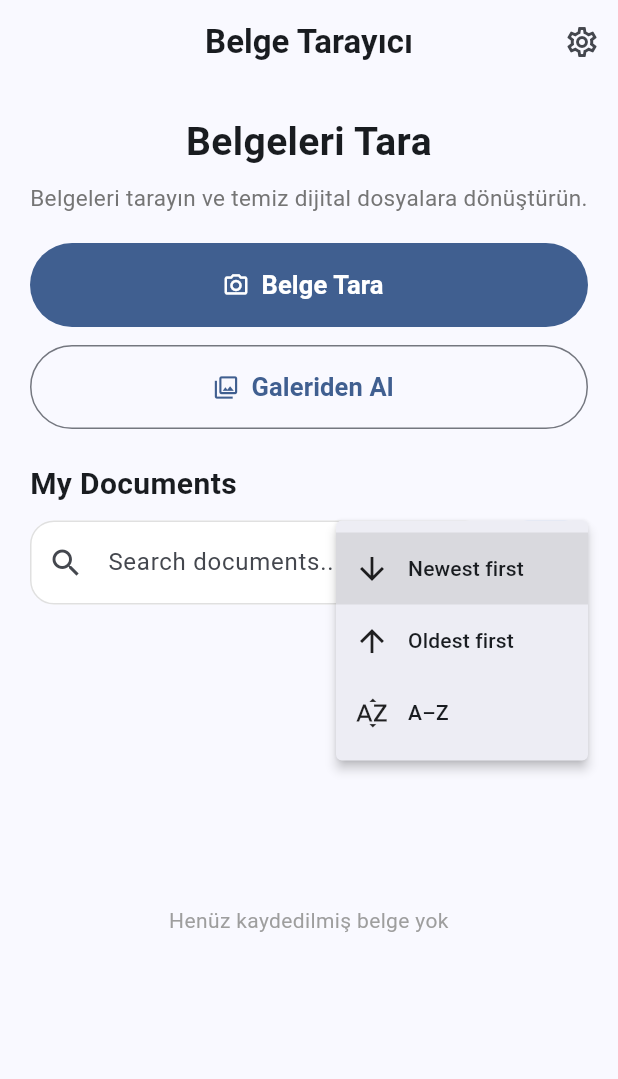
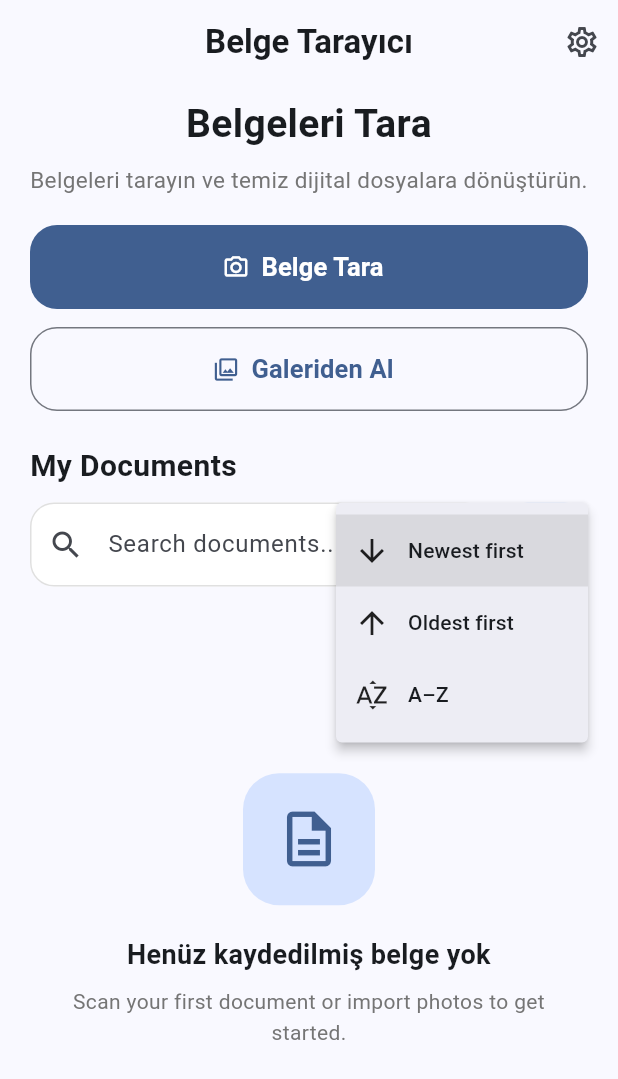
Before and after one commit to serhatcetin-kral/scanner, a Flutter app: the screen it shows after launch, after a tap on "🇹🇷", after a tap on "Devam Et", after a tap on the "sort" icon, on a phone screen of 412 x 824 dp. Shown: the top 1079 px of the screen. Run offline on Flutter 3.47's test engine with Material 3 defaults, Android fonts, the phone set to English and light mode, and no system bars; drawn by our look-alikes of upgrader; our stand-ins replace google_mobile_ads, image_cropper, image_picker, in_app_review, pdf, share_plus and 1 more; missing offline and left inert: flutter_doc_scanner; network calls fail; statements that could not run were skipped.

```diff
--- a/lib/main.dart
+++ b/lib/main.dart
@@ -19,12 +19,13 @@ import 'services/document_storage_service.dart';
 import 'services/app_prompt_service.dart';
 import 'package:upgrader/upgrader.dart';
 import 'package:flutter/services.dart';
-import 'package:google_mobile_ads/google_mobile_ads.dart';
+
 import 'widgets/banner_ad_widget.dart';
+import 'services/ad_consent_service.dart';
 Future<void> main() async {
   WidgetsFlutterBinding.ensureInitialized();
 
-  await MobileAds.instance.initialize();
+  await AdConsentService.initialize();
 
   // 📱 Keep the app in portrait mode only
   await SystemChrome.setPreferredOrientations([
@@ -955,13 +956,56 @@ class _ScannerHomeScreenState
     if (_documents.isEmpty) {
       return Expanded(
         child: Center(
-          child: Text(
-            l10n.noDocuments,
-            textAlign:
-            TextAlign.center,
-            style: TextStyle(
-              color:
-              Colors.grey.shade500,
+          child: Padding(
+            padding: const EdgeInsets.symmetric(
+              horizontal: 24,
+              vertical: 20,
+            ),
+            child: Column(
+              mainAxisSize: MainAxisSize.min,
+              children: [
+                Container(
+                  width: 88,
+                  height: 88,
+                  decoration: BoxDecoration(
+                    color: Theme.of(context)
+                        .colorScheme
+                        .primaryContainer,
+                    borderRadius: BorderRadius.circular(24),
+                  ),
+                  child: Icon(
+                    Icons.description_outlined,
+                    size: 44,
+                    color: Theme.of(context)
+                        .colorScheme
+                        .primary,
+                  ),
+                ),
+
+                const SizedBox(height: 20),
+
+                Text(
+                  l10n.noDocuments,
+                  textAlign: TextAlign.center,
+                  style: const TextStyle(
+                    fontSize: 18,
+                    fontWeight: FontWeight.w600,
+                  ),
+                ),
+
+                const SizedBox(height: 8),
+
+                Text(
+                  'Scan your first document or import photos '
+                      'to get started.',
+                  textAlign: TextAlign.center,
+                  style: TextStyle(
+                    fontSize: 14,
+                    height: 1.5,
+                    color: Colors.grey.shade600,
+                  ),
+                ),
+              ],
             ),
           ),
         ),
@@ -1343,7 +1387,7 @@ class _ScannerHomeScreenState
           child: Column(
             children: [
               const SizedBox(
-                height: 20,
+                height: 8,
               ),
 
               // ==================================================
@@ -1391,8 +1435,12 @@ class _ScannerHomeScreenState
                 height: 56,
                 child:
                 FilledButton.icon(
-                  onPressed:
-                  _scanDocument,
+                  onPressed: _scanDocument,
+                  style: FilledButton.styleFrom(
+                    shape: RoundedRectangleBorder(
+                      borderRadius: BorderRadius.circular(18),
+                    ),
+                  ),
                   icon:
                   const Icon(
                     Icons
@@ -1426,6 +1474,11 @@ class _ScannerHomeScreenState
                 OutlinedButton.icon(
                   onPressed:
                   _importFromPhotos,
+                  style: OutlinedButton.styleFrom(
+                    shape: RoundedRectangleBorder(
+                      borderRadius: BorderRadius.circular(18),
+                    ),
+                  ),
                   icon:
                   const Icon(
                     Icons
--- /dev/null
+++ b/lib/services/ad_consent_service.dart
@@ -0,0 +1,72 @@
+import 'dart:async';
+
+import 'package:flutter/foundation.dart';
+import 'package:google_mobile_ads/google_mobile_ads.dart';
+
+class AdConsentService {
+  static final ValueNotifier<int> consentChanges =
+  ValueNotifier<int>(0);
+
+  static Future<bool> initialize() async {
+
+
+
+    final completer = Completer<void>();
+
+    ConsentInformation.instance.requestConsentInfoUpdate(
+      ConsentRequestParameters(),
+          () async {
+        ConsentForm.loadAndShowConsentFormIfRequired(
+              (FormError? error) {
+            if (error != null) {
+              debugPrint('Consent form error: ${error.message}');
+            }
+
+            if (!completer.isCompleted) {
+              completer.complete();
+            }
+          },
+        );
+      },
+          (FormError error) {
+        debugPrint('Consent update error: ${error.message}');
+
+        if (!completer.isCompleted) {
+          completer.complete();
+        }
+      },
+    );
+
+    await completer.future;
+    final consentStatus =
+    await ConsentInformation.instance.getConsentStatus();
+
+    final privacyStatus =
+    await ConsentInformation.instance
+        .getPrivacyOptionsRequirementStatus();
+
+    debugPrint('UMP Consent Status: $consentStatus');
+    debugPrint('UMP Privacy Options: $privacyStatus');
+
+    final canRequestAds =
+    await ConsentInformation.instance.canRequestAds();
+
+    if (canRequestAds) {
+      await MobileAds.instance.initialize();
+    }
+
+    return canRequestAds;
+  }
+
+  static Future<void> showPrivacyOptions() async {
+    await ConsentForm.showPrivacyOptionsForm(
+          (FormError? error) {
+        if (error != null) {
+          debugPrint('Privacy options error: ${error.message}');
+        } else {
+          consentChanges.value++;
+        }
+      },
+    );
+  }
+}
--- a/lib/widgets/banner_ad_widget.dart
+++ b/lib/widgets/banner_ad_widget.dart
@@ -1,9 +1,8 @@
-
 import 'dart:io';
 
 import 'package:flutter/material.dart';
 import 'package:google_mobile_ads/google_mobile_ads.dart';
-
+import '../services/ad_consent_service.dart';
 class BannerAdWidget extends StatefulWidget {
   const BannerAdWidget({super.key});
 
@@ -18,14 +17,45 @@ class _BannerAdWidgetState extends State<BannerAdWidget> {
   @override
   void initState() {
     super.initState();
+
+    AdConsentService.consentChanges.addListener(
+      _onConsentChanged,
+    );
+
+    _checkConsentAndLoadBanner();
+  }
+  Future<void> _onConsentChanged() async {
+    final oldBanner = _bannerAd;
+
+    setState(() {
+      _bannerAd = null;
+      _isLoaded = false;
+    });
+
+    await oldBanner?.dispose();
+
+    if (!mounted) return;
+
+    await _checkConsentAndLoadBanner();
+  }
+
+  Future<void> _checkConsentAndLoadBanner() async {
+    if (!Platform.isIOS && !Platform.isAndroid) {
+      return;
+    }
+
+    // Check whether Google UMP allows ad requests.
+    final canRequestAds =
+    await ConsentInformation.instance.canRequestAds();
+
+    if (!mounted || !canRequestAds) {
+      return;
+    }
+
     _loadBanner();
   }
 
   void _loadBanner() {
-    if (!Platform.isIOS && !Platform.isAndroid) {
-      return;
-    }
-
     // Official Google test banner IDs.
     final adUnitId = Platform.isAndroid
         ? 'ca-app-pub-3940256099942544/6300978111'
@@ -66,6 +96,10 @@ class _BannerAdWidgetState extends State<BannerAdWidget> {
 
   @override
   void dispose() {
+    AdConsentService.consentChanges.removeListener(
+      _onConsentChanged,
+    );
+
     _bannerAd?.dispose();
     super.dispose();
   }
```
Also changed, not shown: lib/screens/settings_screen.dart (+40 -0 lines).
